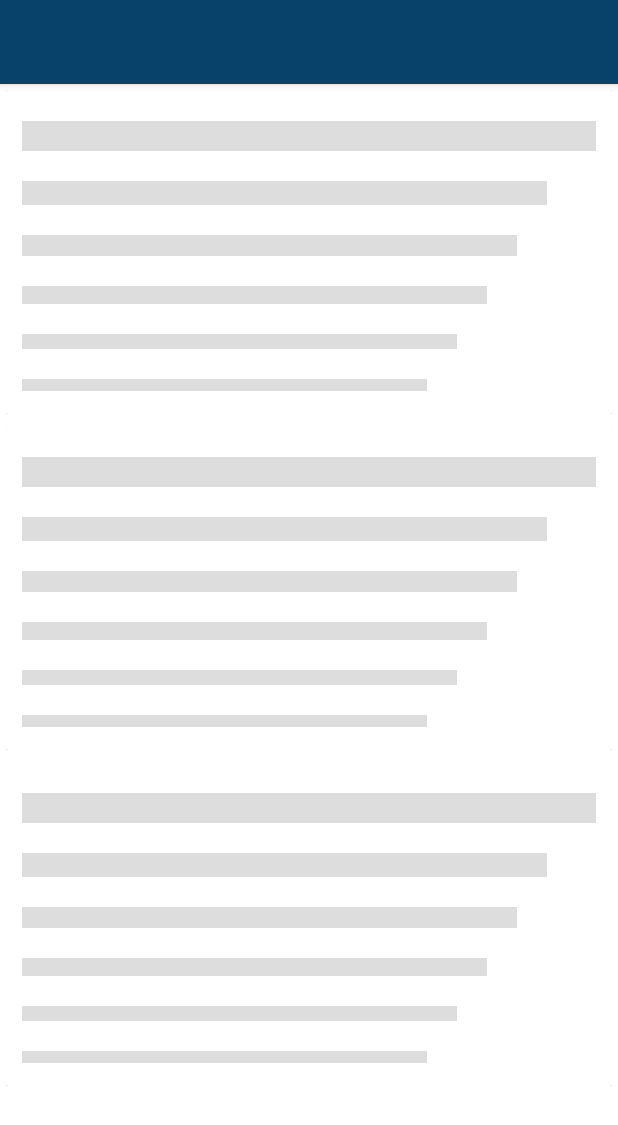
After one commit to DesamNaren/GHMCElectionPolling, an Android app: the layout activity_ps_report.xml on its own in the app's theme, with its tools: preview values and no code run, on a phone screen of 412 x 824 dp. The commit adds this screen. Shown: the top 1125 px of the screen. Run offline under Robolectric (Android 15) with nearby library versions, the phone set to English and light mode, and no system bars.

Commit message:
Report UI

```diff
--- /dev/null
+++ b/app/src/main/res/layout/activity_ps_report.xml
@@ -0,0 +1,64 @@
+<?xml version="1.0" encoding="utf-8"?>
+<layout xmlns:android="http://schemas.android.com/apk/res/android"
+    xmlns:app="http://schemas.android.com/apk/res-auto"
+    xmlns:shimmer="http://schemas.android.com/apk/res-auto"
+    xmlns:tools="http://schemas.android.com/tools">
+
+    <RelativeLayout
+        android:layout_width="match_parent"
+        android:layout_height="match_parent">
+
+        <com.google.android.material.appbar.AppBarLayout
+            android:id="@+id/header"
+            android:layout_width="match_parent"
+            android:layout_height="wrap_content"
+            android:theme="@style/Theme.GHMCPollingApp.AppBarOverlay">
+
+            <androidx.appcompat.widget.Toolbar
+                android:id="@+id/toolbar"
+                android:layout_width="match_parent"
+                android:layout_height="?attr/actionBarSize"
+                android:background="@color/colorPrimaryDark"
+                app:popupTheme="@style/Theme.GHMCPollingApp.PopupOverlay" />
+
+        </com.google.android.material.appbar.AppBarLayout>
+
+        <com.facebook.shimmer.ShimmerFrameLayout
+            android:id="@+id/shimmer_view_container"
+            android:layout_width="match_parent"
+            android:layout_height="match_parent"
+            android:layout_below="@+id/header"
+            android:layout_gravity="center"
+            android:orientation="vertical"
+            android:visibility="visible"
+            shimmer:duration="500">
+
+            <!-- Adding 3 rows of placeholders -->
+            <LinearLayout
+                android:layout_width="match_parent"
+                android:layout_height="wrap_content"
+                android:orientation="vertical">
+
+                <include layout="@layout/ps_report_placeholder_item" />
+
+                <include layout="@layout/ps_report_placeholder_item" />
+
+                <include layout="@layout/ps_report_placeholder_item" />
+
+            </LinearLayout>
+
+        </com.facebook.shimmer.ShimmerFrameLayout>
+
+
+        <androidx.recyclerview.widget.RecyclerView
+            android:id="@+id/attendance_rv"
+            android:layout_width="match_parent"
+            android:layout_height="wrap_content"
+            android:layout_below="@+id/header"
+            android:layout_marginTop="@dimen/dimen_4dp"
+            android:padding="@dimen/dimen_2dp"
+            android:visibility="gone"
+            tools:listitem="@layout/item_report_ps" />
+
+    </RelativeLayout>
+</layout>
--- /dev/null
+++ b/app/src/main/res/layout/ps_report_placeholder_item.xml
@@ -0,0 +1,83 @@
+<?xml version="1.0" encoding="utf-8"?>
+<layout xmlns:android="http://schemas.android.com/apk/res/android"
+    xmlns:app="http://schemas.android.com/apk/res-auto">
+
+    <LinearLayout
+        android:id="@+id/ll_data"
+        android:layout_width="match_parent"
+        android:layout_height="wrap_content"
+        android:layout_margin="@dimen/dimen_2dp"
+        android:background="@color/white"
+        android:orientation="vertical"
+        android:padding="@dimen/dimen_2dp">
+
+        <androidx.cardview.widget.CardView
+            android:layout_width="match_parent"
+            android:layout_height="wrap_content">
+
+            <LinearLayout
+                android:id="@+id/ll_entries"
+                android:layout_width="match_parent"
+                android:layout_height="wrap_content"
+                android:layout_below="@+id/root_cl"
+                android:background="@color/white"
+                android:orientation="vertical"
+                android:visibility="visible"
+                app:layout_behavior="@string/bottom_sheet_behavior">
+
+
+                <LinearLayout
+                    android:layout_width="match_parent"
+                    android:layout_height="wrap_content"
+                    android:layout_margin="@dimen/dimen_5dp"
+                    android:orientation="vertical"
+                    android:paddingLeft="@dimen/dimen_5dp"
+                    android:paddingTop="@dimen/dimen_5dp"
+                    android:paddingRight="@dimen/dimen_5dp">
+
+                    <View
+                        android:layout_width="match_parent"
+                        android:layout_height="@dimen/dimen_20dp"
+                        android:layout_marginTop="@dimen/dimen_10dp"
+                        android:layout_marginBottom="10dp"
+                        android:background="@color/placeholder_bg" />
+
+                    <View
+                        android:layout_width="350dp"
+                        android:layout_height="@dimen/dimen_16dp"
+                        android:layout_marginTop="@dimen/dimen_10dp"
+                        android:layout_marginBottom="10dp"
+                        android:background="@color/placeholder_bg" />
+
+                    <View
+                        android:layout_width="330dp"
+                        android:layout_height="14dp"
+                        android:layout_marginTop="@dimen/dimen_10dp"
+                        android:layout_marginBottom="10dp"
+                        android:background="@color/placeholder_bg" />
+
+                    <View
+                        android:layout_width="310dp"
+                        android:layout_height="@dimen/dimen_12dp"
+                        android:layout_marginTop="@dimen/dimen_10dp"
+                        android:layout_marginBottom="10dp"
+                        android:background="@color/placeholder_bg" />
+
+                    <View
+                        android:layout_width="290dp"
+                        android:layout_height="@dimen/dimen_10dp"
+                        android:layout_marginTop="@dimen/dimen_10dp"
+                        android:layout_marginBottom="10dp"
+                        android:background="@color/placeholder_bg" />
+
+                    <View
+                        android:layout_width="270dp"
+                        android:layout_height="@dimen/dimen_8dp"
+                        android:layout_marginTop="@dimen/dimen_10dp"
+                        android:layout_marginBottom="10dp"
+                        android:background="@color/placeholder_bg" />
+                </LinearLayout>
+            </LinearLayout>
+        </androidx.cardview.widget.CardView>
+    </LinearLayout>
+</layout>
--- a/app/src/main/res/values/colors.xml
+++ b/app/src/main/res/values/colors.xml
@@ -14,4 +14,6 @@
     <color name="white">#FFFFFFFF</color>
 
     <color name="dark_gray">#808080</color>
+    <color name="placeholder_bg">#dddddd</color>
+    <color name="e_gray">#E9E9E9</color>
 </resources>
--- a/app/src/main/res/values/strings.xml
+++ b/app/src/main/res/values/strings.xml
@@ -21,4 +21,8 @@
     <string name="sector">Sector*</string>
     <string name="reset">Reset</string>
     <string name="clear">Clear</string>
+    <string name="ps_name">PS Name</string>
+    <string name="total_hourly_report">Total Hourly Report</string>
+    <string name="pending_hourly_report">Pending Hourly Report</string>
+    <string name="no_records_found">No Records Found</string>
 </resources>
```
Also changed, not shown: app/src/main/java/com/cgg/ghmcpollingapp/MapSectorViewModel.java (added, +73 -0 lines), app/src/main/res/drawable/internal_circle_background_dark_gray.xml (added, +10 -0 lines), app/src/main/res/layout/activity_map_sector_white.xml (deleted, +0 -194 lines), app/src/main/res/layout/item_report_ps.xml (added, +116 -0 lines), app/src/main/res/layout/no_record_report.xml (added, +102 -0 lines).
